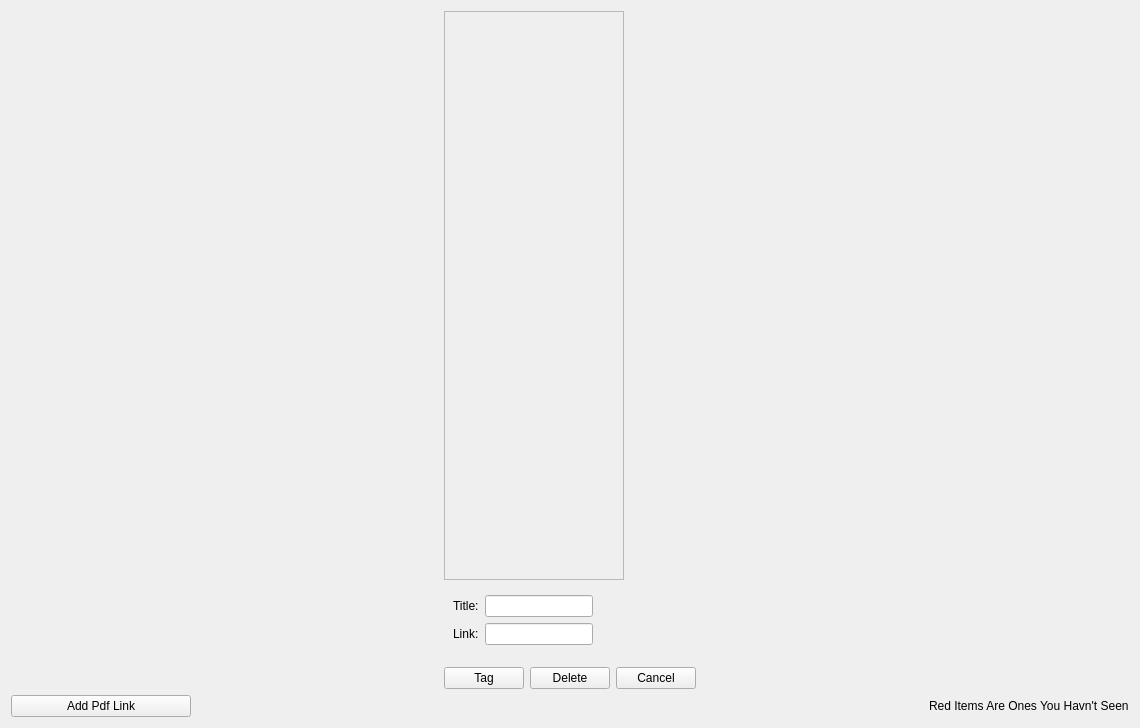
The window that ui/MediaDialog.ui (dmzdev/stance) describes before a commit, drawn with Qt 5.
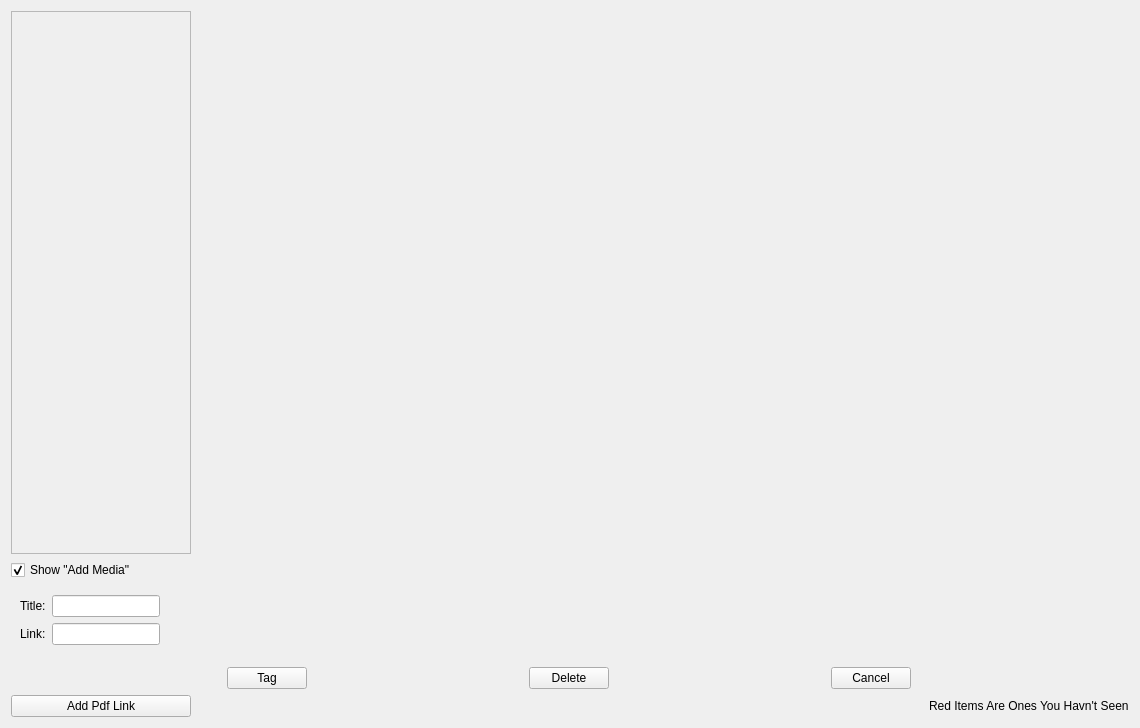
The same window after the commit.

Commit message: Adjusted to allow for hiding media

What changed in the file:
```diff
--- a/ui/MediaDialog.ui
+++ b/ui/MediaDialog.ui
@@ -59,14 +59,34 @@
             <x>0</x>
             <y>0</y>
             <width>178</width>
-            <height>515</height>
+            <height>494</height>
            </rect>
           </property>
          </widget>
         </widget>
        </item>
        <item>
-        <layout class="QVBoxLayout" name="verticalLayout_3">
+        <widget class="QCheckBox" name="checkBox">
+         <property name="text">
+          <string>Show &quot;Add Media&quot;</string>
+         </property>
+         <property name="checked">
+          <bool>true</bool>
+         </property>
+        </widget>
+       </item>
+       <item>
+        <widget class="QWidget" name="addWidget" native="true">
+         <property name="minimumSize">
+          <size>
+           <width>0</width>
+           <height>50</height>
+          </size>
+         </property>
+         <layout class="QVBoxLayout" name="verticalLayout_4">
+          <property name="margin">
+           <number>0</number>
+          </property>
          <item>
           <widget class="QWidget" name="addLinkWidget" native="true">
            <property name="sizePolicy">
@@ -170,6 +190,7 @@
           </layout>
          </item>
         </layout>
+        </widget>
        </item>
       </layout>
      </item>
```
Left out of the diff: 25 changed lines with no effect on the pictures. Lines whose indentation alone changed are shown as unchanged.
